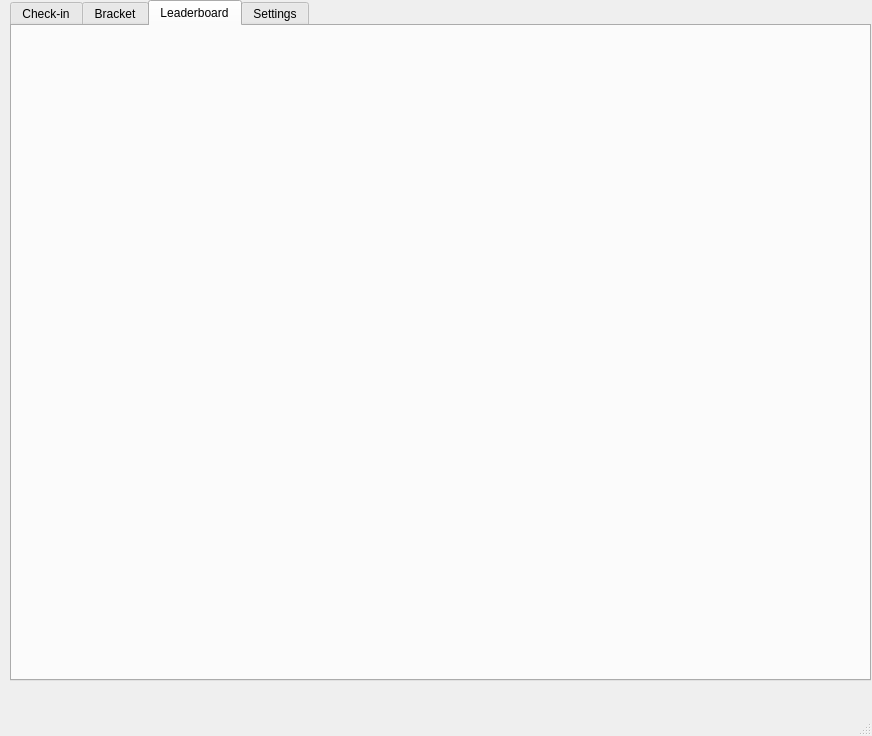
Astorec/BTMAppPy, file src/GUI/main.ui: the form before one commit.
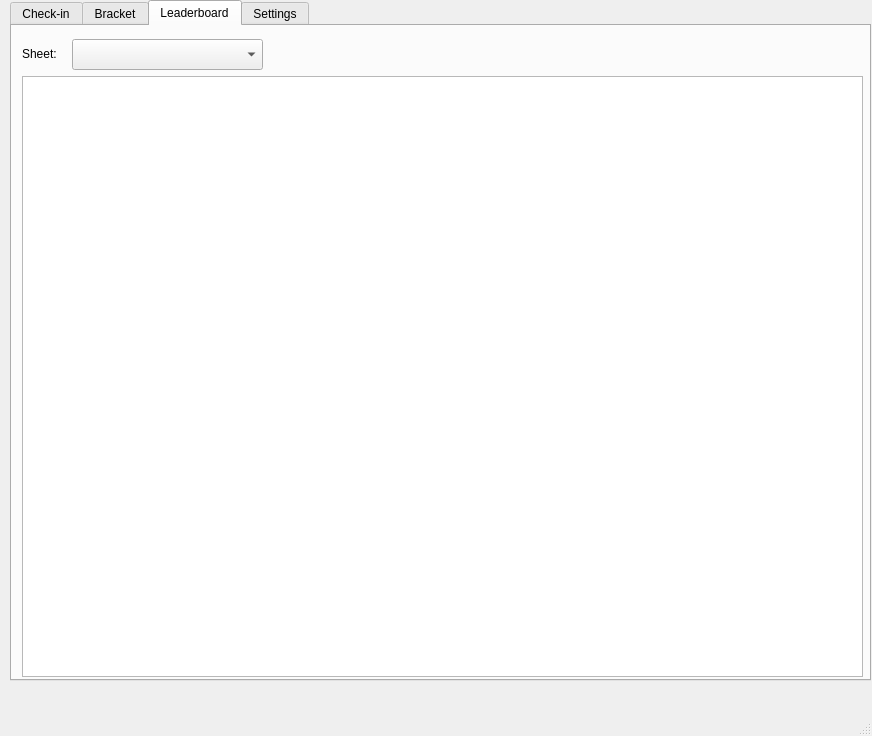
The form after the commit. The open tabs and pages were chosen to show the change.

```diff
--- a/src/GUI/main.ui
+++ b/src/GUI/main.ui
@@ -304,6 +304,39 @@
      <attribute name="title">
       <string>Leaderboard</string>
      </attribute>
+     <widget class="QLabel" name="label_4">
+      <property name="geometry">
+       <rect>
+        <x>10</x>
+        <y>20</y>
+        <width>62</width>
+        <height>16</height>
+       </rect>
+      </property>
+      <property name="text">
+       <string>Sheet:</string>
+      </property>
+     </widget>
+     <widget class="QComboBox" name="sheet_cb">
+      <property name="geometry">
+       <rect>
+        <x>60</x>
+        <y>13</y>
+        <width>191</width>
+        <height>31</height>
+       </rect>
+      </property>
+     </widget>
+     <widget class="QTableWidget" name="leaderboard_table">
+      <property name="geometry">
+       <rect>
+        <x>10</x>
+        <y>50</y>
+        <width>841</width>
+        <height>601</height>
+       </rect>
+      </property>
+     </widget>
     </widget>
     <widget class="QWidget" name="settings_tab">
      <attribute name="title">
```
